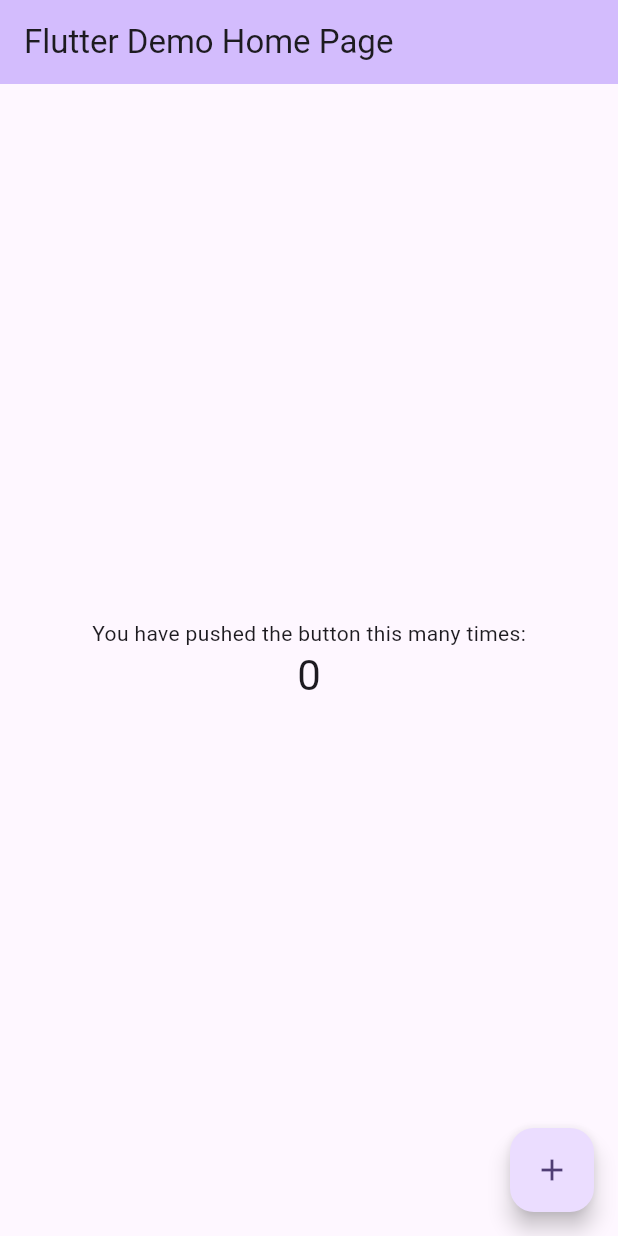
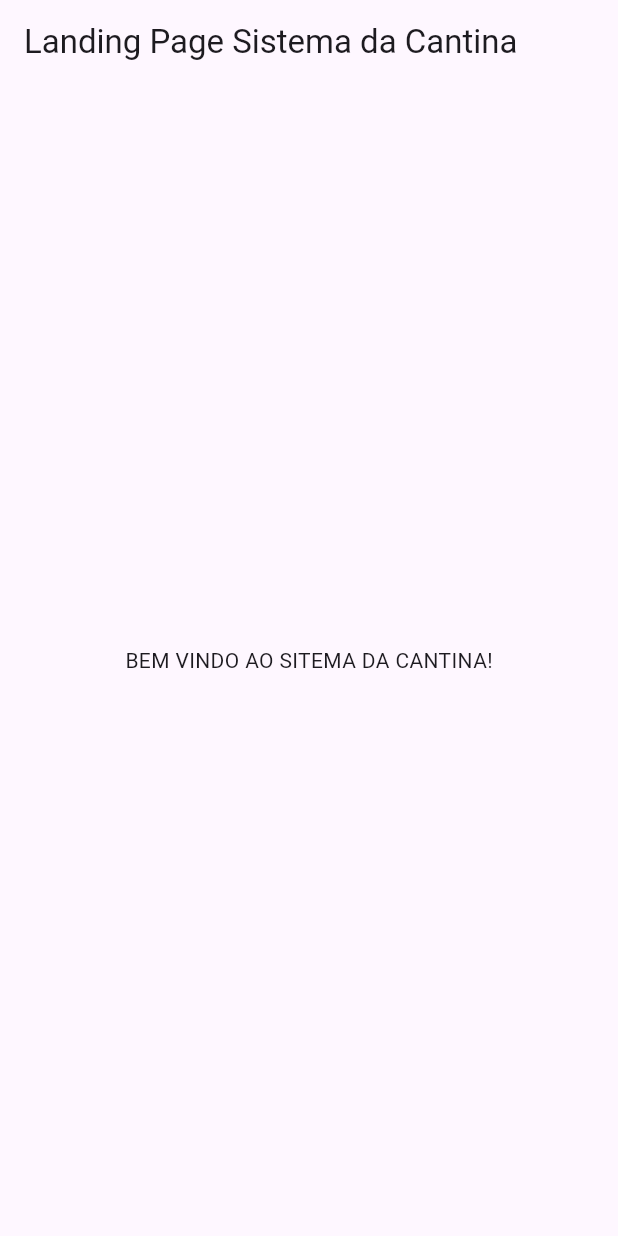
Before and after one commit to Grupo-Projeto-de-Software/repositorio-inicial, a Flutter app: the screen it shows after launch, on a phone screen of 412 x 824 dp. Run offline on Flutter 3.47's test engine with Material 3 defaults, Android fonts, the phone set to English and light mode, and no system bars.

Commit message:
inicio do modelo de landing page criado.

```diff
--- /dev/null
+++ b/flutter_application_1/lib/landingpage.dart
@@ -0,0 +1,17 @@
+import 'package:flutter/material.dart';
+
+class Landingpage extends StatelessWidget {
+  const Landingpage({super.key});
+
+  @override
+  Widget build(BuildContext context) {
+    return Scaffold(
+      appBar: AppBar(
+        title: const Text("Landing Page Sistema da Cantina"),
+      ),
+      body: Center(
+        child: Text("BEM VINDO AO SITEMA DA CANTINA!"),
+      ),
+    );
+  }
+}
--- a/flutter_application_1/lib/main.dart
+++ b/flutter_application_1/lib/main.dart
@@ -1,122 +1,17 @@
 import 'package:flutter/material.dart';
+import 'landingpage.dart';
 
 void main() {
-  runApp(const MyApp());
+  runApp(const MeuApp());
 }
 
-class MyApp extends StatelessWidget {
-  const MyApp({super.key});
+class MeuApp extends StatelessWidget {
+  const MeuApp({super.key});
 
-  // This widget is the root of your application.
   @override
   Widget build(BuildContext context) {
-    return MaterialApp(
-      title: 'Flutter Demo',
-      theme: ThemeData(
-        // This is the theme of your application.
-        //
-        // TRY THIS: Try running your application with "flutter run". You'll see
-        // the application has a purple toolbar. Then, without quitting the app,
-        // try changing the seedColor in the colorScheme below to Colors.green
-        // and then invoke "hot reload" (save your changes or press the "hot
-        // reload" button in a Flutter-supported IDE, or press "r" if you used
-        // the command line to start the app).
-        //
-        // Notice that the counter didn't reset back to zero; the application
-        // state is not lost during the reload. To reset the state, use hot
-        // restart instead.
-        //
-        // This works for code too, not just values: Most code changes can be
-        // tested with just a hot reload.
-        colorScheme: .fromSeed(seedColor: Colors.deepPurple),
-      ),
-      home: const MyHomePage(title: 'Flutter Demo Home Page'),
+    return const MaterialApp(
+      home: Landingpage(),
     );
   }
 }
-
-class MyHomePage extends StatefulWidget {
-  const MyHomePage({super.key, required this.title});
-
-  // This widget is the home page of your application. It is stateful, meaning
-  // that it has a State object (defined below) that contains fields that affect
-  // how it looks.
-
-  // This class is the configuration for the state. It holds the values (in this
-  // case the title) provided by the parent (in this case the App widget) and
-  // used by the build method of the State. Fields in a Widget subclass are
-  // always marked "final".
-
-  final String title;
-
-  @override
-  State<MyHomePage> createState() => _MyHomePageState();
-}
-
-class _MyHomePageState extends State<MyHomePage> {
-  int _counter = 0;
-
-  void _incrementCounter() {
-    setState(() {
-      // This call to setState tells the Flutter framework that something has
-      // changed in this State, which causes it to rerun the build method below
-      // so that the display can reflect the updated values. If we changed
-      // _counter without calling setState(), then the build method would not be
-      // called again, and so nothing would appear to happen.
-      _counter++;
-    });
-  }
-
-  @override
-  Widget build(BuildContext context) {
-    // This method is rerun every time setState is called, for instance as done
-    // by the _incrementCounter method above.
-    //
-    // The Flutter framework has been optimized to make rerunning build methods
-    // fast, so that you can just rebuild anything that needs updating rather
-    // than having to individually change instances of widgets.
-    return Scaffold(
-      appBar: AppBar(
-        // TRY THIS: Try changing the color here to a specific color (to
-        // Colors.amber, perhaps?) and trigger a hot reload to see the AppBar
-        // change color while the other colors stay the same.
-        backgroundColor: Theme.of(context).colorScheme.inversePrimary,
-        // Here we take the value from the MyHomePage object that was created by
-        // the App.build method, and use it to set our appbar title.
-        title: Text(widget.title),
-      ),
-      body: Center(
-        // Center is a layout widget. It takes a single child and positions it
-        // in the middle of the parent.
-        child: Column(
-          // Column is also a layout widget. It takes a list of children and
-          // arranges them vertically. By default, it sizes itself to fit its
-          // children horizontally, and tries to be as tall as its parent.
-          //
-          // Column has various properties to control how it sizes itself and
-          // how it positions its children. Here we use mainAxisAlignment to
-          // center the children vertically; the main axis here is the vertical
-          // axis because Columns are vertical (the cross axis would be
-          // horizontal).
-          //
-          // TRY THIS: Invoke "debug painting" (choose the "Toggle Debug Paint"
-          // action in the IDE, or press "p" in the console), to see the
-          // wireframe for each widget.
-          mainAxisAlignment: .center,
-          children: [
-            const Text('You have pushed the button this many times:'),
-            Text(
-              '$_counter',
-              style: Theme.of(context).textTheme.headlineMedium,
-            ),
-          ],
-        ),
-      ),
-      floatingActionButton: FloatingActionButton(
-        onPressed: _incrementCounter,
-        tooltip: 'Increment',
-        child: const Icon(Icons.add),
-      ),
-    );
-  }
-}
```
Also changed, not shown: 1 other file.
